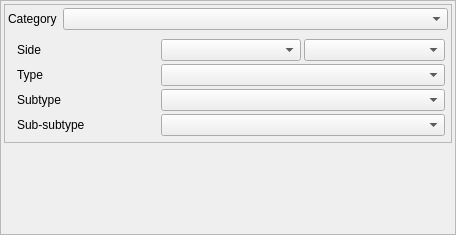
Old version of the form config/base3_levee/qgswidgets/lamia_form_deficiency_ui.ui in the repository Artelia/Lamia.
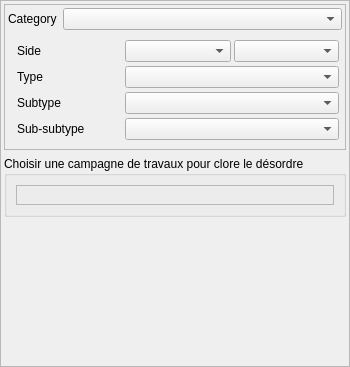
New version of the form.

```diff
--- a/config/base3_levee/qgswidgets/lamia_form_deficiency_ui.ui
+++ b/config/base3_levee/qgswidgets/lamia_form_deficiency_ui.ui
@@ -6,8 +6,8 @@
    <rect>
     <x>0</x>
     <y>0</y>
-    <width>456</width>
-    <height>235</height>
+    <width>350</width>
+    <height>367</height>
    </rect>
   </property>
   <property name="windowTitle">
@@ -158,6 +158,26 @@
         </layout>
        </widget>
       </item>
+      <item>
+       <widget class="QGroupBox" name="groupBox">
+        <property name="title">
+         <string>Choisir une campagne de travaux pour clore le désordre</string>
+        </property>
+        <layout class="QVBoxLayout" name="verticalLayout_4">
+         <item>
+          <widget class="QFrame" name="frame_delivery">
+           <property name="frameShape">
+            <enum>QFrame::StyledPanel</enum>
+           </property>
+           <property name="frameShadow">
+            <enum>QFrame::Raised</enum>
+           </property>
+           <layout class="QVBoxLayout" name="verticalLayout_3"/>
+          </widget>
+         </item>
+        </layout>
+       </widget>
+      </item>
       <item>
        <spacer name="verticalSpacer">
         <property name="orientation">
```
